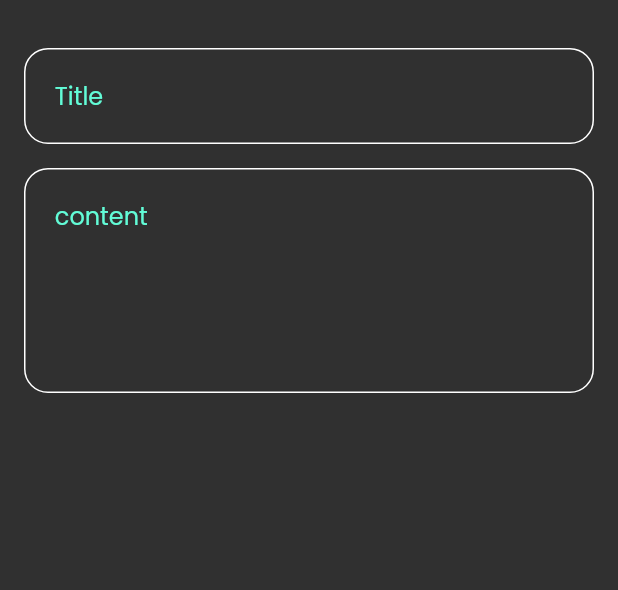
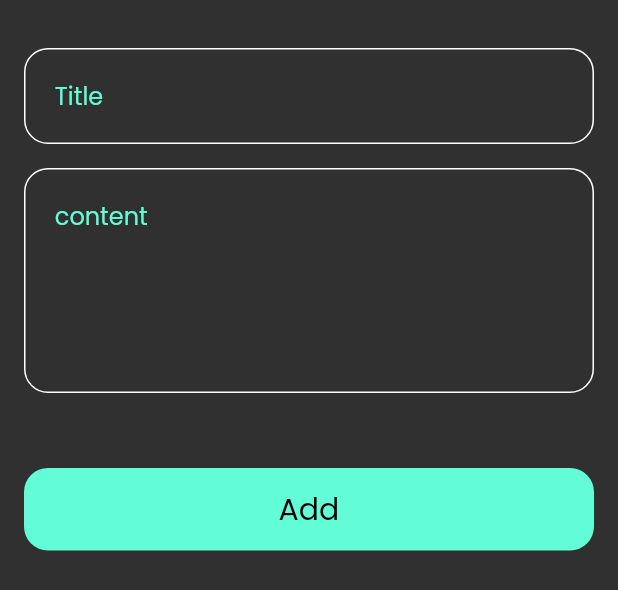
Before and after one commit to Hussein-Kurhily/Notes-App, a Flutter app: the AddNoteBottomSheet widget shown alone on an empty page, opened directly, on a phone screen of 412 x 824 dp. Shown: the top 590 px of the screen. Run offline on Flutter 3.47's test engine with Material 2 defaults, Android fonts, the phone set to English and light mode, and no system bars; our stand-ins replace font_awesome_flutter.

Commit message:
Finish the add note bottom sheet

```diff
--- a/lib/views/Widgets/add_note_bottom_sheet.dart
+++ b/lib/views/Widgets/add_note_bottom_sheet.dart
@@ -1,5 +1,6 @@
 import 'package:flutter/material.dart';
 import 'package:notes/views/Widgets/custom_text_field.dart';
+import 'package:notes/views/Widgets/save_note_bottom.dart';
 
 class AddNoteBottomSheet extends StatelessWidget {
  const AddNoteBottomSheet({Key? key}) : super(key: key);
@@ -8,6 +9,7 @@ class AddNoteBottomSheet extends StatelessWidget {
   Widget build(BuildContext context) {
     return Padding(
       padding: const EdgeInsets.symmetric(horizontal: 16),
+      child: SingleChildScrollView(
         child: Column(
           children:const [
             SizedBox(
@@ -23,8 +25,16 @@ class AddNoteBottomSheet extends StatelessWidget {
             CustomTextField(
               hintText: '  content',
               maxLines: 5,
+            ),
+            SizedBox(
+              height: 50,
+            ),
+            SaveNoteBottom(),
+            SizedBox(
+              height: 16,
             )
           ],
+        ),
       ),
     ) ;
   }
--- /dev/null
+++ b/lib/views/Widgets/save_note_bottom.dart
@@ -0,0 +1,21 @@
+import 'package:flutter/cupertino.dart';
+import 'package:notes/constant/colors.dart';
+
+class SaveNoteBottom extends StatelessWidget {
+  const SaveNoteBottom({Key? key}) : super(key: key);
+
+  @override
+  Widget build(BuildContext context) {
+    return Container(
+      width: MediaQuery.of(context).size.width,
+      height: 55,
+      decoration: BoxDecoration(
+        color: kPrimaryColor,
+        borderRadius: BorderRadius.circular(16)
+      ),
+      child: const Center(
+        child: Text('Add', style: TextStyle(color: CupertinoColors.black, fontSize: 20),),
+      ),
+    );
+  }
+}
--- a/lib/views/notes_view.dart
+++ b/lib/views/notes_view.dart
@@ -11,6 +11,7 @@ class NotesView extends StatelessWidget {
       floatingActionButton: FloatingActionButton(
         onPressed: () {
          showModalBottomSheet(
+
            shape: RoundedRectangleBorder(
              borderRadius: BorderRadius.circular(16)
            ),
```
Lines whose indentation alone changed are shown as unchanged.
